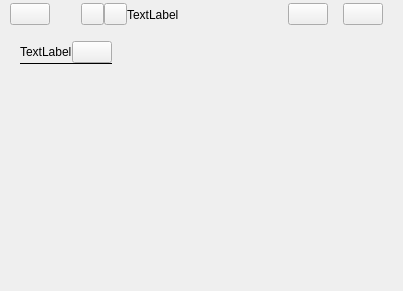
Old version of the form app/gui/layout/calendar_layout.ui in the repository levirumm/MyCalendar.
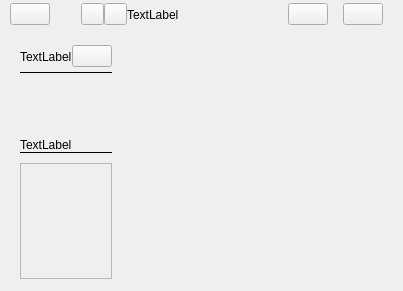
New version of the form. Icons and pictures are not drawn.

```diff
--- a/app/gui/layout/calendar_layout.ui
+++ b/app/gui/layout/calendar_layout.ui
@@ -445,6 +445,36 @@
              <number>0</number>
             </property>
             <item>
+             <widget class="QFrame" name="frame_11">
+              <property name="sizePolicy">
+               <sizepolicy hsizetype="Preferred" vsizetype="Preferred">
+                <horstretch>0</horstretch>
+                <verstretch>3</verstretch>
+               </sizepolicy>
+              </property>
+              <property name="frameShape">
+               <enum>QFrame::NoFrame</enum>
+              </property>
+              <property name="frameShadow">
+               <enum>QFrame::Raised</enum>
+              </property>
+              <layout class="QVBoxLayout" name="verticalLayout_6">
+               <property name="spacing">
+                <number>0</number>
+               </property>
+               <property name="leftMargin">
+                <number>0</number>
+               </property>
+               <property name="topMargin">
+                <number>0</number>
+               </property>
+               <property name="rightMargin">
+                <number>0</number>
+               </property>
+               <property name="bottomMargin">
+                <number>0</number>
+               </property>
+               <item>
              <widget class="QFrame" name="frame_9">
               <property name="frameShape">
                <enum>QFrame::NoFrame</enum>
@@ -537,6 +567,9 @@
               <property name="frameShadow">
                <enum>QFrame::Plain</enum>
               </property>
+                 <property name="midLineWidth">
+                  <number>0</number>
+                 </property>
              </widget>
             </item>
             <item>
@@ -549,6 +582,9 @@
               </property>
              </layout>
             </item>
+              </layout>
+             </widget>
+            </item>
             <item>
              <spacer name="verticalSpacer">
               <property name="orientation">
@@ -562,6 +598,199 @@
               </property>
              </spacer>
             </item>
+            <item>
+             <widget class="QFrame" name="frame_12">
+              <property name="sizePolicy">
+               <sizepolicy hsizetype="Preferred" vsizetype="Preferred">
+                <horstretch>0</horstretch>
+                <verstretch>1</verstretch>
+               </sizepolicy>
+              </property>
+              <property name="frameShape">
+               <enum>QFrame::NoFrame</enum>
+              </property>
+              <property name="frameShadow">
+               <enum>QFrame::Raised</enum>
+              </property>
+             </widget>
+            </item>
+            <item>
+             <widget class="QFrame" name="frame_15">
+              <property name="frameShape">
+               <enum>QFrame::NoFrame</enum>
+              </property>
+              <property name="frameShadow">
+               <enum>QFrame::Raised</enum>
+              </property>
+              <layout class="QHBoxLayout" name="horizontalLayout_9">
+               <property name="spacing">
+                <number>0</number>
+               </property>
+               <property name="leftMargin">
+                <number>0</number>
+               </property>
+               <property name="topMargin">
+                <number>0</number>
+               </property>
+               <property name="rightMargin">
+                <number>0</number>
+               </property>
+               <property name="bottomMargin">
+                <number>0</number>
+               </property>
+               <item>
+                <widget class="QLabel" name="to_do_list_label">
+                 <property name="sizePolicy">
+                  <sizepolicy hsizetype="Preferred" vsizetype="Preferred">
+                   <horstretch>0</horstretch>
+                   <verstretch>0</verstretch>
+                  </sizepolicy>
+                 </property>
+                 <property name="text">
+                  <string>TextLabel</string>
+                 </property>
+                </widget>
+               </item>
+               <item>
+                <spacer name="horizontalSpacer_5">
+                 <property name="orientation">
+                  <enum>Qt::Horizontal</enum>
+                 </property>
+                 <property name="sizeHint" stdset="0">
+                  <size>
+                   <width>0</width>
+                   <height>0</height>
+                  </size>
+                 </property>
+                </spacer>
+               </item>
+              </layout>
+             </widget>
+            </item>
+            <item>
+             <widget class="QFrame" name="frame_10">
+              <property name="sizePolicy">
+               <sizepolicy hsizetype="Preferred" vsizetype="Preferred">
+                <horstretch>0</horstretch>
+                <verstretch>9</verstretch>
+               </sizepolicy>
+              </property>
+              <property name="frameShape">
+               <enum>QFrame::NoFrame</enum>
+              </property>
+              <property name="frameShadow">
+               <enum>QFrame::Raised</enum>
+              </property>
+              <layout class="QVBoxLayout" name="verticalLayout_7">
+               <property name="spacing">
+                <number>0</number>
+               </property>
+               <property name="leftMargin">
+                <number>0</number>
+               </property>
+               <property name="topMargin">
+                <number>0</number>
+               </property>
+               <property name="rightMargin">
+                <number>0</number>
+               </property>
+               <property name="bottomMargin">
+                <number>0</number>
+               </property>
+               <item>
+                <widget class="QFrame" name="frame_13">
+                 <property name="minimumSize">
+                  <size>
+                   <width>0</width>
+                   <height>1</height>
+                  </size>
+                 </property>
+                 <property name="maximumSize">
+                  <size>
+                   <width>16777215</width>
+                   <height>1</height>
+                  </size>
+                 </property>
+                 <property name="frameShape">
+                  <enum>QFrame::HLine</enum>
+                 </property>
+                 <property name="frameShadow">
+                  <enum>QFrame::Plain</enum>
+                 </property>
+                </widget>
+               </item>
+               <item>
+                <widget class="QFrame" name="frame_14">
+                 <property name="sizePolicy">
+                  <sizepolicy hsizetype="Preferred" vsizetype="Expanding">
+                   <horstretch>0</horstretch>
+                   <verstretch>0</verstretch>
+                  </sizepolicy>
+                 </property>
+                 <property name="minimumSize">
+                  <size>
+                   <width>0</width>
+                   <height>1</height>
+                  </size>
+                 </property>
+                 <property name="frameShape">
+                  <enum>QFrame::NoFrame</enum>
+                 </property>
+                 <property name="frameShadow">
+                  <enum>QFrame::Plain</enum>
+                 </property>
+                 <layout class="QVBoxLayout" name="verticalLayout_9">
+                  <property name="spacing">
+                   <number>0</number>
+                  </property>
+                  <property name="leftMargin">
+                   <number>0</number>
+                  </property>
+                  <property name="topMargin">
+                   <number>0</number>
+                  </property>
+                  <property name="rightMargin">
+                   <number>0</number>
+                  </property>
+                  <property name="bottomMargin">
+                   <number>0</number>
+                  </property>
+                  <item>
+                   <layout class="QVBoxLayout" name="to_do_list_layout">
+                    <property name="spacing">
+                     <number>0</number>
+                    </property>
+                    <property name="sizeConstraint">
+                     <enum>QLayout::SetDefaultConstraint</enum>
+                    </property>
+                    <property name="topMargin">
+                     <number>10</number>
+                    </property>
+                    <item>
+                     <widget class="QScrollArea" name="scroll_layout">
+                      <property name="widgetResizable">
+                       <bool>true</bool>
+                      </property>
+                      <widget class="QWidget" name="scrollAreaWidgetContents">
+                       <property name="geometry">
+                        <rect>
+                         <x>0</x>
+                         <y>0</y>
+                         <width>53</width>
+                         <height>105</height>
+                        </rect>
+                       </property>
+                      </widget>
+                     </widget>
+                    </item>
+                   </layout>
+                  </item>
+                 </layout>
+                </widget>
+               </item>
+              </layout>
+             </widget>
+            </item>
            </layout>
           </widget>
          </item>
```
Lines whose indentation alone changed are shown as unchanged.
